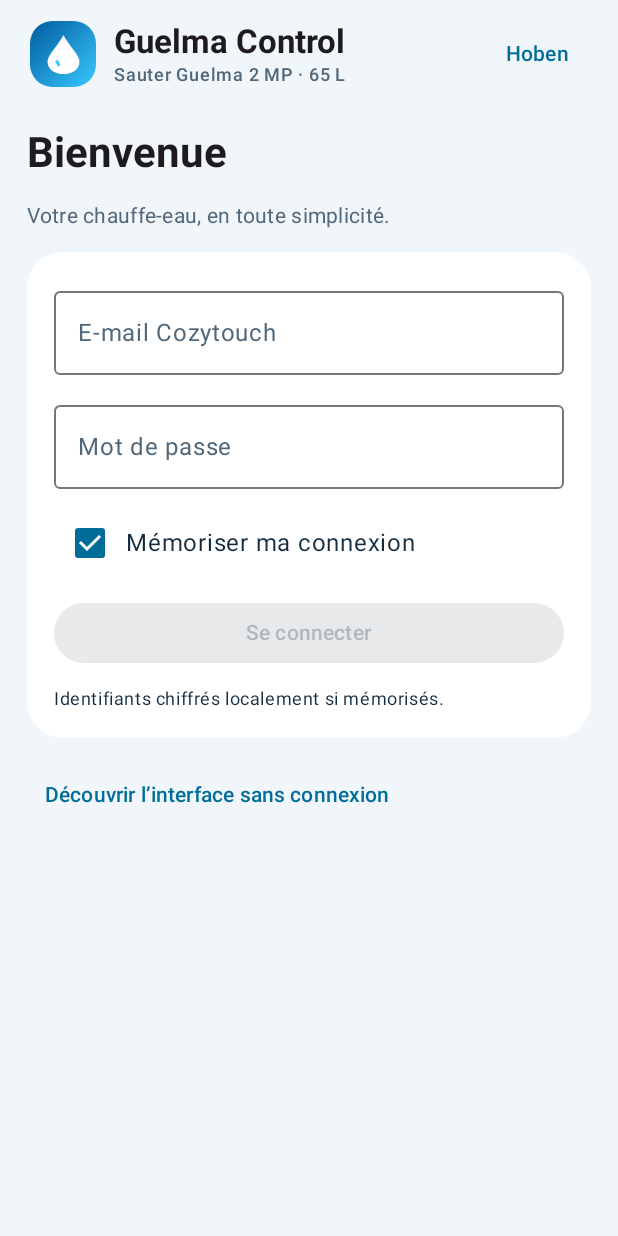
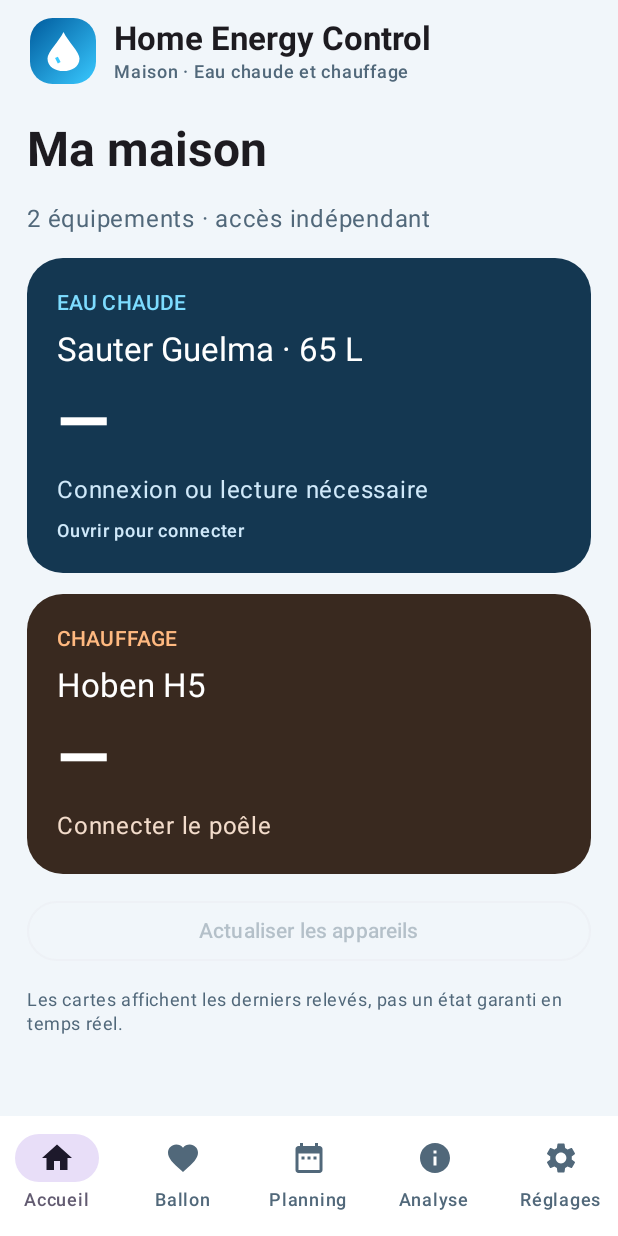
Before and after one commit to NeSy/Sauter-guelma, an Android app built with Jetpack Compose: the screen it shows after launch (MainActivity), on a phone screen of 412 x 824 dp. Run offline under Robolectric (Android 15) with nearby library versions, the phone set to English and light mode, and no system bars; pictures from the network do not load.

Commit message:
V0.8.0 : accueil maison multi-appareils, actualisation et observation Hoben

```diff
--- a/app/build.gradle.kts
+++ b/app/build.gradle.kts
@@ -10,8 +10,8 @@ android {
         applicationId = "fr.nesy.guelmacontrol"
         minSdk = 26
         targetSdk = 35
-        versionCode = 17
-        versionName = "0.7.6"
+        versionCode = 18
+        versionName = "0.8.0"
     }
     val signingPath = System.getenv("GUELMA_KEYSTORE")
     if (signingPath != null) {
--- a/app/src/main/java/fr/nesy/guelmacontrol/GuelmaScreen.kt
+++ b/app/src/main/java/fr/nesy/guelmacontrol/GuelmaScreen.kt
@@ -67,12 +67,13 @@ internal fun GuelmaScreen(model:DiagnosticModel){
     val context=LocalContext.current
     var tab by rememberSaveable{mutableStateOf(0)}
     var pending by remember{mutableStateOf<Order?>(null)}
-    val nav=listOf(Nav("Accueil",Icons.Filled.Home),Nav("Planning",Icons.Filled.DateRange),Nav("Analyse",Icons.Filled.Info),Nav("Réglages",Icons.Filled.Settings))
+    val nav=listOf(Nav("Accueil",Icons.Filled.Home),Nav("Ballon",Icons.Filled.Favorite),Nav("Planning",Icons.Filled.DateRange),Nav("Analyse",Icons.Filled.Info),Nav("Réglages",Icons.Filled.Settings))
+    HobenMonitor(active=tab==0&&!model.demo,onBusy={})
     val heater=model.devices.singleOrNull{it.type==HEATER_TYPE}
     val enabled=model.connected&&!model.demo&&!model.busy&&!model.needsRefresh&&heater?.available==true
     val request:(String,Any,String)->Unit={cmd,value,label->if(enabled)pending=Order(cmd,value,label)}
     Scaffold(containerColor=MaterialTheme.colorScheme.background,bottomBar={
-        if(model.connected)NavigationBar(containerColor=MaterialTheme.colorScheme.surface){
+        NavigationBar(containerColor=MaterialTheme.colorScheme.surface){
             nav.forEachIndexed{i,n->NavigationBarItem(selected=tab==i,onClick={tab=i},icon={Icon(n.icon,null)},label={Text(n.name)})}
         }
     }){padding->
@@ -81,16 +82,16 @@ internal fun GuelmaScreen(model:DiagnosticModel){
                 Box(Modifier.size(44.dp).clip(RoundedCornerShape(15.dp)).background(Brush.linearGradient(listOf(Color(0xFF005B9D),Aqua))),contentAlignment=Alignment.Center){WaterGlyph(Modifier.size(26.dp))}
                 Spacer(Modifier.width(12.dp))
                 Column(Modifier.weight(1f)){
-                    Text("Guelma Control",style=MaterialTheme.typography.titleLarge,fontWeight=FontWeight.Bold)
-                    Text("Sauter Guelma 2 MP · 65 L",style=MaterialTheme.typography.labelMedium,color=MaterialTheme.colorScheme.onSurfaceVariant)
+                    Text("Home Energy Control",style=MaterialTheme.typography.titleLarge,fontWeight=FontWeight.Bold)
+                    Text("Maison · Eau chaude et chauffage",style=MaterialTheme.typography.labelMedium,color=MaterialTheme.colorScheme.onSurfaceVariant)
                 }
-                TextButton(onClick={context.startActivity(android.content.Intent(context,HobenActivity::class.java))}){Text("Hoben")}
                 if(model.connected&&!model.demo)IconButton(onClick={model.refresh()},enabled=!model.busy){Icon(Icons.Filled.Refresh,"Actualiser")}
             }
             if(model.busy) LinearProgressIndicator(Modifier.fillMaxWidth()) else Spacer(Modifier.height(4.dp))
             key(tab,model.connected){
                 Column(Modifier.fillMaxSize().verticalScroll(rememberScrollState()).padding(horizontal=18.dp,vertical=8.dp),verticalArrangement=Arrangement.spacedBy(14.dp)){
-                    if(!model.connected) LoginView(model){tab=0}
+                    if(tab==0)HouseOverview(model,heater,{tab=1},{context.startActivity(android.content.Intent(context,HobenActivity::class.java))})
+                    else if(!model.connected) LoginView(model){tab=1}
                     else {
                         if(model.demo) Surface(color=MaterialTheme.colorScheme.secondaryContainer,shape=RoundedCornerShape(16.dp)){
                             Row(Modifier.fillMaxWidth().padding(12.dp),verticalAlignment=Alignment.CenterVertically){Text("Aperçu démo · aucune commande",Modifier.weight(1f));TextButton(onClick={model.logout();tab=0}){Text("Quitter")}}
@@ -99,14 +100,14 @@ internal fun GuelmaScreen(model:DiagnosticModel){
                             Text(model.actionMessage,Modifier.fillMaxWidth().padding(12.dp),style=MaterialTheme.typography.bodySmall,color=MaterialTheme.colorScheme.onPrimaryContainer)
                         }
                         when(tab){
-                            0->if(heater!=null) HomeView(heater,model,enabled,request,{tab=1}) else EmptyHeater()
-                            1->{SectionTitle("Planning","Organisez votre réserve d’eau chaude")
+                            1->if(heater!=null) HomeView(heater,model,enabled,request,{tab=2}) else EmptyHeater()
+                            2->{SectionTitle("Planning","Organisez votre réserve d’eau chaude")
                                 if(heater!=null){PremiumCard{VacationControls(heater,enabled){v,l->request("setAbsenceMode",v,l)}}
                                     if(!model.demo)PredictivePanel(heater,model.lastSync,model.historyEnabled)
                                     else Text("Les recommandations apparaîtront après apprentissage.")
                                 }else EmptyHeater()
                             }
-                            2->{SectionTitle("Analyse","Comprendre et anticiper vos usages")
+                            3->{SectionTitle("Analyse","Comprendre et anticiper vos usages")
                                 if(heater!=null&&!model.demo)HistoryPanel(heater,model)else Text("Les données réelles sont nécessaires pour l’analyse.")
                             }
                             else->SettingsView(model,heater){tab=0}
--- a/app/src/main/java/fr/nesy/guelmacontrol/HobenPairingPanel.kt
+++ b/app/src/main/java/fr/nesy/guelmacontrol/HobenPairingPanel.kt
@@ -31,6 +31,7 @@ internal fun HobenPairingPanel(blocked:Boolean,onBusy:(Boolean)->Unit,onState:(H
     fun handle(result:HobenPairResult){
         challenge=result==HobenPairResult.PinRequired
         onState((result as? HobenPairResult.Opened)?.state)
+        (result as? HobenPairResult.Opened)?.state?.let{reading->scope.launch(Dispatchers.IO){HobenObservation.accept(c,reading,"Hoben · lecture manuelle")}}
         status=when(result){
             HobenPairResult.PinRequired->"Vérifiez l’écran du H5 : saisissez le code d’autorisation affiché."
             is HobenPairResult.Opened->"Identification confirmée · type "+result.identity.type+" · révision "+result.identity.revision+" · logiciel "+result.identity.major+"."+result.identity.minor+"\n"+result.readStatus
@@ -39,7 +40,7 @@ internal fun HobenPairingPanel(blocked:Boolean,onBusy:(Boolean)->Unit,onState:(H
         if(result is HobenPairResult.Opened)id=""
         saved=session.hasSaved()
     }
-    LaunchedEffect(busy){onBusy(busy)}
+    LaunchedEffect(busy,challenge){onBusy(busy||challenge)}
     DisposableEffect(session){onDispose{session.close()}}
     LaunchedEffect(challenge){
         if(challenge){delay(55000);if(!busy){session.close();challenge=false;pin="";status="Demande expirée. Relancez la connexion."}}
--- a/app/src/main/java/fr/nesy/guelmacontrol/HobenRead.kt
+++ b/app/src/main/java/fr/nesy/guelmacontrol/HobenRead.kt
@@ -9,7 +9,7 @@ internal data class HobenSnapshot(
     val ambient:Double?, val target:Double?, val power:Int?, val mode:Int,
     val state:Int,val vent:Int,val onOff:Int,val activeOverride:Boolean,
     val scheduledOverride:Boolean,val overrideTemp:Double?,val overrideMinutes:Int,
-    val delayMinutes:Int,val faults:Int,val timestamp:Long,val info:Int=0
+    val delayMinutes:Int,val faults:Int,val timestamp:Long,val info:Int=0,val deviceKey:String=""
 ){
     val modeLabel:String get()=when(mode){0->"Habitation";1->"Magasin";2->"Manuel";else->"Mode non reconnu ($mode)"}
     val stateLabel:String get()=when(state){0->"En attente";1->"Arrêt";2->"Démarrage";3->"Stabilisation";4->"Modulation";5->"Fin de combustion";6->"Démarrage standard";7->"Redémarrage après coupure";8->"Gestion combustion";else->"État non reconnu ($state)"}
--- /dev/null
+++ b/app/src/main/java/fr/nesy/guelmacontrol/HouseOverview.kt
@@ -0,0 +1,66 @@
+package fr.nesy.guelmacontrol
+
+import androidx.compose.foundation.layout.*
+import androidx.compose.foundation.shape.RoundedCornerShape
+import androidx.compose.material3.*
+import androidx.compose.runtime.*
+import androidx.compose.ui.Modifier
+import androidx.compose.ui.graphics.Color
+import androidx.compose.ui.platform.LocalContext
+import androidx.compose.ui.text.font.FontWeight
+import androidx.compose.ui.unit.dp
+import java.text.DateFormat
+import java.util.Date
+import java.util.Locale
+import kotlinx.coroutines.Dispatchers
+import kotlinx.coroutines.launch
+import kotlinx.coroutines.withContext
+
+private fun timeText(t:Long)=if(t>0)DateFormat.getTimeInstance(DateFormat.SHORT).format(Date(t))else "Aucun relevé"
+private fun heatTemp(t:Double?)=t?.let{String.format(Locale.FRANCE,"%.1f °C",it)}?:"—"
+
+@Composable
+internal fun HouseOverview(model:DiagnosticModel,heater:Device?,openWater:()->Unit,openHoben:()->Unit){
+    val c=LocalContext.current
+    val live by HobenObservation.live.collectAsState()
+    val status by HobenObservation.status.collectAsState()
+    val scope=rememberCoroutineScope()
+    var refreshing by remember{mutableStateOf(false)}
+    val saved=CredentialVault(c,"hoben").hasCredentials()
+    val h=heater?.takeIf{model.connected&&it.available==true}
+    Text("Ma maison",style=MaterialTheme.typography.headlineLarge,fontWeight=FontWeight.Bold)
+    Text("2 équipements · accès indépendant",color=MaterialTheme.colorScheme.onSurfaceVariant)
+    Card(onClick=openWater,modifier=Modifier.fillMaxWidth(),shape=RoundedCornerShape(24.dp),colors=CardDefaults.cardColors(containerColor=Color(0xFF143751))){
+        Column(Modifier.padding(20.dp),verticalArrangement=Arrangement.spacedBy(7.dp)){
+            Text("EAU CHAUDE",color=Color(0xFF7DDCFF),style=MaterialTheme.typography.labelLarge)
+            Text("Sauter Guelma · 65 L",color=Color.White,style=MaterialTheme.typography.titleLarge)
+            val reserve=h?.state("core:NumberOfShowerRemainingState")?.toIntOrNull()
+            val desired=h?.state("core:ExpectedNumberOfShowerState")?.toIntOrNull()
+            Text(if(reserve!=null)reserve.toString()+if(desired!=null)" / "+desired else "" else "—",color=Color.White,style=MaterialTheme.typography.displayMedium,fontWeight=FontWeight.Bold)
+            Text(if(h!=null)"Douches disponibles · "+when(h.state("core:HeatingStatusState")){"on"->"Chauffe";"off"->"En veille";else->"État inconnu"}else if(model.busy)"Connexion en cours"else "Connexion ou lecture nécessaire",color=Color(0xFFD0E9FA))
+            if(h!=null)Text("Sonde 1 "+heatTemp(h.state("modbuslink:MiddleWaterTemperatureState")?.toDoubleOrNull())+" · Sonde 2 "+heatTemp(h.state("core:MiddleWaterTemperatureInState")?.toDoubleOrNull()),color=Color(0xFFD0E9FA),style=MaterialTheme.typography.bodySmall)
+            Text(if(model.demo)"Données de démonstration"else if(h!=null)"Relevé "+timeText(model.lastSync)else "Ouvrir pour connecter",color=Color(0xFFD0E9FA),style=MaterialTheme.typography.labelMedium)
+        }
+    }
+    Card(onClick=openHoben,modifier=Modifier.fillMaxWidth(),shape=RoundedCornerShape(24.dp),colors=CardDefaults.cardColors(containerColor=Color(0xFF39291F))){
+        Column(Modifier.padding(20.dp),verticalArrangement=Arrangement.spacedBy(7.dp)){
+            Text("CHAUFFAGE",color=Color(0xFFFFB980),style=MaterialTheme.typography.labelLarge)
+            Text("Hoben H5",color=Color.White,style=MaterialTheme.typography.titleLarge)
+            val s=live?.takeIf{saved&&!model.demo}
+            Text(heatTemp(s?.ambient),color=Color.White,style=MaterialTheme.typography.displayMedium,fontWeight=FontWeight.Bold)
+            Text(if(s!=null)"Consigne "+heatTemp(s.target)+" · "+s.stateLabel else if(saved)"En attente de lecture"else "Connecter le poêle",color=Color(0xFFF3DCCB))
+            if(s!=null){
+                Text("Puissance "+(s.power?.let{"$it %"}?:"—")+" · "+s.ventLabel,color=Color(0xFFF3DCCB))
+                Text(if(s.activeOverride)"Dérogation active · "+heatTemp(s.overrideTemp)else if(s.scheduledOverride)"Dérogation programmée"else "Programme habituel",color=Color(0xFFFFC28C))
+                if(s.faults!=0)Text("Défaut signalé",color=Color(0xFFFFC28C))
+                Text("Relevé "+timeText(s.timestamp),color=Color(0xFFF3DCCB),style=MaterialTheme.typography.labelMedium)
+            }
+            if(status.isNotBlank()&&status!="Lecture réussie."&&!model.demo)Text(status,color=Color(0xFFF3DCCB),style=MaterialTheme.typography.bodySmall)
+        }
+    }
+    OutlinedButton(onClick={
+        if(model.connected&&!model.demo)model.refresh() else if(model.remembered&&!model.demo)model.reconnect()
+        if(saved&&!model.demo){refreshing=true;scope.launch{try{withContext(Dispatchers.IO){HobenObservation.collect(c.applicationContext,"Hoben · accueil")}}finally{refreshing=false}}}
+    },enabled=!model.busy&&!refreshing&&!model.demo&&(saved||model.remembered||model.connected),modifier=Modifier.fillMaxWidth()){Text(if(refreshing)"Actualisation…"else "Actualiser les appareils")}
+    Text("Les cartes affichent les derniers relevés, pas un état garanti en temps réel.",style=MaterialTheme.typography.bodySmall,color=MaterialTheme.colorScheme.onSurfaceVariant)
+}
```
Also changed, not shown: app/src/main/java/fr/nesy/guelmacontrol/HobenActivity.kt (+10 -3 lines), app/src/main/java/fr/nesy/guelmacontrol/HobenHistoryPanel.kt (added, +94 -0 lines), app/src/main/java/fr/nesy/guelmacontrol/HobenObservation.kt (added, +122 -0 lines), app/src/main/java/fr/nesy/guelmacontrol/HobenOverride.kt (+9 -0 lines), app/src/main/java/fr/nesy/guelmacontrol/HobenPairSession.kt (+11 -5 lines), 2 other files.
